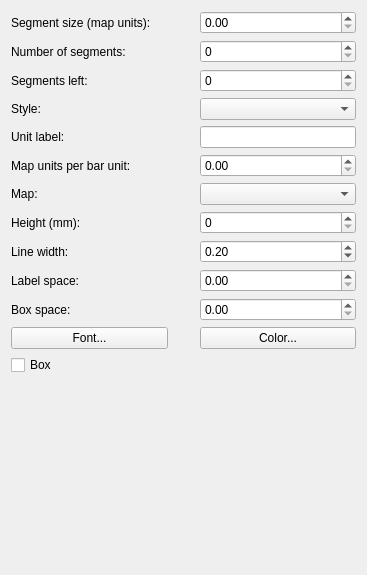
Above: src/ui/qgscomposerscalebarwidgetbase.ui from stopa85/Quantum-GIS before the change. Below: the same form after it.
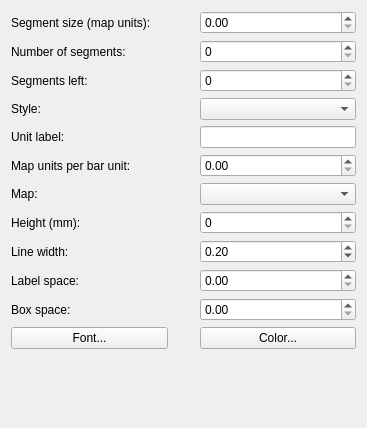
That is the form after the change.

Commit message: Changed composer scalebar widget to embed composer item widget

```diff
--- a/src/ui/qgscomposerscalebarwidgetbase.ui
+++ b/src/ui/qgscomposerscalebarwidgetbase.ui
@@ -6,7 +6,7 @@
     <x>0</x>
     <y>0</y>
     <width>367</width>
-    <height>575</height>
+    <height>428</height>
    </rect>
   </property>
   <property name="sizePolicy" >
@@ -216,14 +216,7 @@
      </property>
     </widget>
    </item>
-   <item row="12" column="0" >
-    <widget class="QCheckBox" name="mBoxCheckBox" >
-     <property name="text" >
-      <string>Box</string>
-     </property>
-    </widget>
-   </item>
-   <item row="13" column="1" >
+   <item row="12" column="1" >
     <spacer>
      <property name="orientation" >
       <enum>Qt::Vertical</enum>
@@ -231,7 +224,7 @@
      <property name="sizeHint" >
       <size>
        <width>20</width>
-       <height>21</height>
+       <height>16</height>
       </size>
      </property>
     </spacer>
```
The commit also changes 3 other files.
